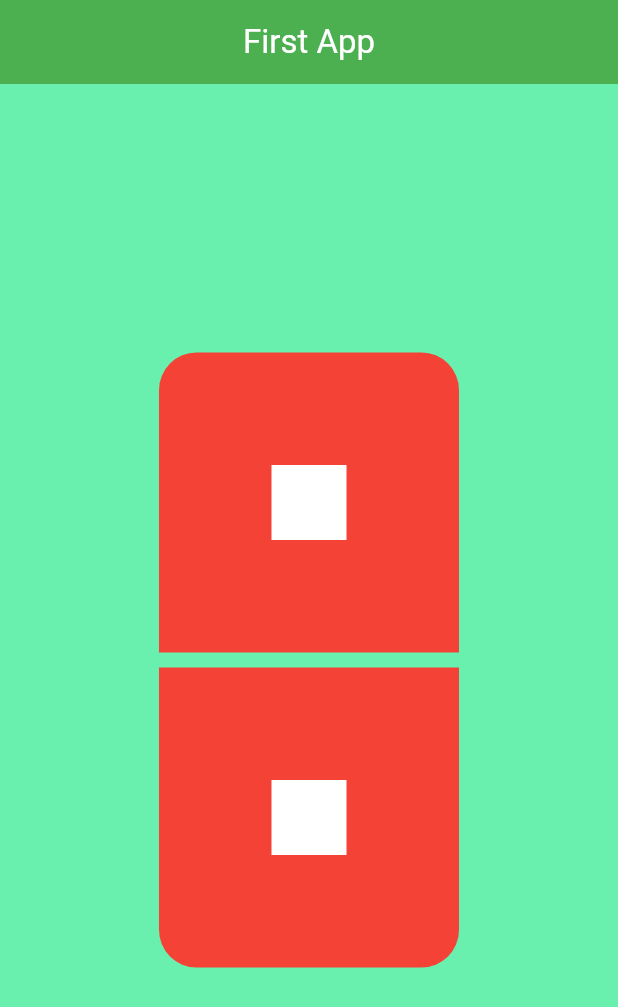
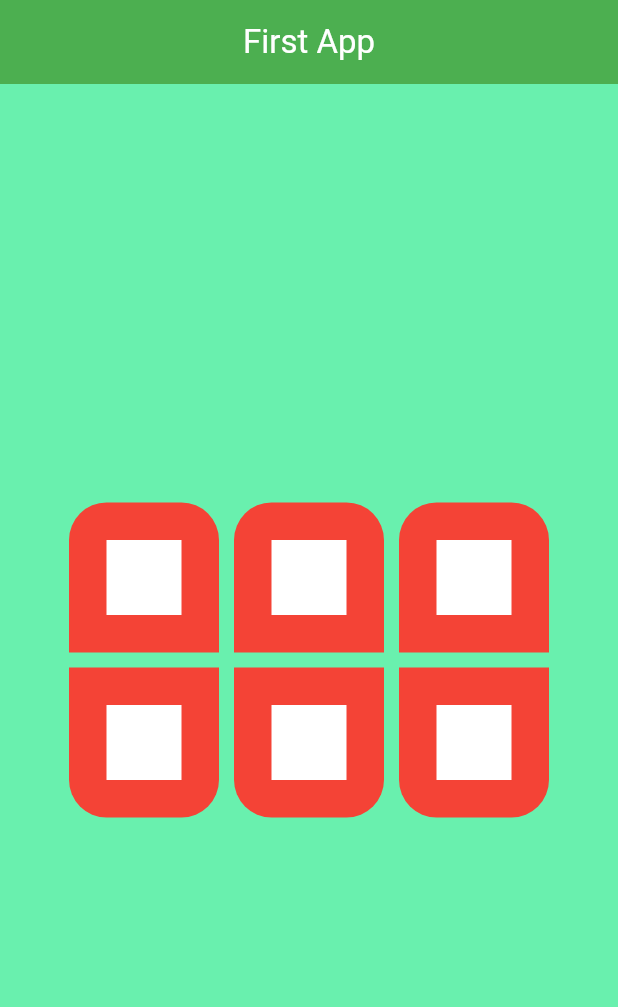
Before and after one commit to MosawirShah/First-App, a Flutter app: the screen it shows after launch, on a phone screen of 412 x 824 dp. Shown: the top 1007 px of the screen. Run offline on Flutter 3.47's test engine with Material 3 defaults, Android fonts, the phone set to English and light mode, and no system bars.

Commit message:
4rth container has been added

```diff
--- a/lib/main.dart
+++ b/lib/main.dart
@@ -18,7 +18,12 @@ class MyApp extends StatelessWidget{
           centerTitle: true,
         ),
         backgroundColor: Colors.greenAccent,
-        body: Column(
+        body: Row(
+          crossAxisAlignment: CrossAxisAlignment.center,
+          mainAxisAlignment: MainAxisAlignment.center,
+          children: [
+            //first column
+            Column(
               mainAxisAlignment: MainAxisAlignment.center,
               crossAxisAlignment: CrossAxisAlignment.center,
               children: [
@@ -32,8 +37,8 @@ class MyApp extends StatelessWidget{
                           topRight: Radius.circular(25)
                       )
                   ),
-              height: 200,
-              width: 200,
+                  height: 100,
+                  width: 100,
                   child: Center(
                       child: Container(
                         height: 50,
@@ -53,8 +58,8 @@ class MyApp extends StatelessWidget{
                           bottomRight: Radius.circular(25)
                       )
                   ),
-              height: 200,
-              width: 200,
+                  height: 100,
+                  width: 100,
                   child: Center(
                       child: Container(
                         height: 50,
@@ -66,6 +71,112 @@ class MyApp extends StatelessWidget{
               ],
 
             ),
+
+            //SizedBox
+            SizedBox(width: 10,),
+            //2nd Column
+            Column(
+              mainAxisAlignment: MainAxisAlignment.center,
+              crossAxisAlignment: CrossAxisAlignment.center,
+              children: [
+                //Container 1
+                Container(
+                  // color: Colors.red,
+                  decoration: BoxDecoration(
+                      color: Colors.red,
+                      borderRadius: BorderRadius.only(
+                          topLeft: Radius.circular(25),
+                          topRight: Radius.circular(25)
+                      )
+                  ),
+                  height: 100,
+                  width: 100,
+                  child: Center(
+                      child: Container(
+                        height: 50,
+                        width: 50,
+                        color: Colors.white,
+                      )),
+                ),
+                //Spacer
+                SizedBox(height: 10,),
+                //Container 2
+                Container(
+                  // color: Colors.red,
+                  decoration: BoxDecoration(
+                      color: Colors.red,
+                      borderRadius: BorderRadius.only(
+                          bottomLeft: Radius.circular(25),
+                          bottomRight: Radius.circular(25)
+                      )
+                  ),
+                  height: 100,
+                  width: 100,
+                  child: Center(
+                      child: Container(
+                        height: 50,
+                        width: 50,
+                        color: Colors.white,
+                      )),
+                ),
+                Container(),
+              ],
+
+            ),
+
+            //SizedBox
+            SizedBox(width: 10,),
+            //3rd Column
+            Column(
+              mainAxisAlignment: MainAxisAlignment.center,
+              crossAxisAlignment: CrossAxisAlignment.center,
+              children: [
+                //Container 1
+                Container(
+                  // color: Colors.red,
+                  decoration: BoxDecoration(
+                      color: Colors.red,
+                      borderRadius: BorderRadius.only(
+                          topLeft: Radius.circular(25),
+                          topRight: Radius.circular(25)
+                      )
+                  ),
+                  height: 100,
+                  width: 100,
+                  child: Center(
+                      child: Container(
+                        height: 50,
+                        width: 50,
+                        color: Colors.white,
+                      )),
+                ),
+                //Spacer
+                SizedBox(height: 10,),
+                //Container 2
+                Container(
+                  // color: Colors.red,
+                  decoration: BoxDecoration(
+                      color: Colors.red,
+                      borderRadius: BorderRadius.only(
+                          bottomLeft: Radius.circular(25),
+                          bottomRight: Radius.circular(25)
+                      )
+                  ),
+                  height: 100,
+                  width: 100,
+                  child: Center(
+                      child: Container(
+                        height: 50,
+                        width: 50,
+                        color: Colors.white,
+                      )),
+                ),
+                Container(),
+              ],
+
+            ),
+          ],
+        ),
       ),
     );
   }
```
Lines whose indentation alone changed are shown as unchanged.
